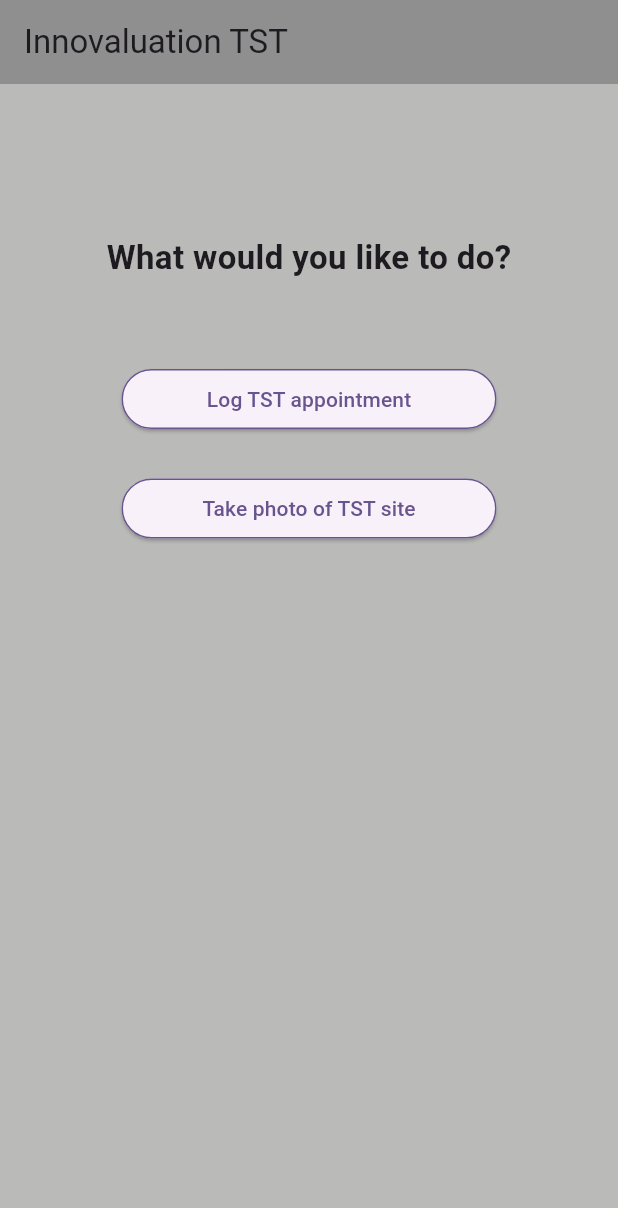
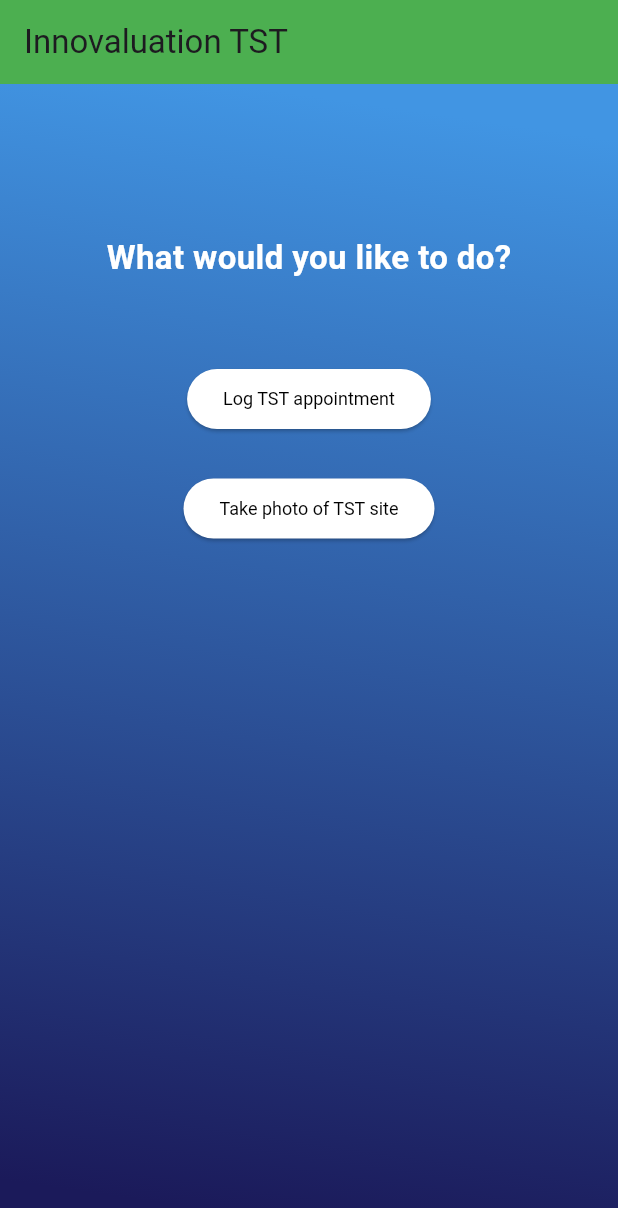
Before and after one commit to kylesmigelski/InnoValuationTST, a Flutter app: the screen it shows after launch, on a phone screen of 412 x 824 dp. Shown: the top 1208 px of the screen. Run offline on Flutter 3.47's test engine with Material 3 defaults, Android fonts, the phone set to English and light mode, and no system bars.

Commit message:
Set up some basic theme data here. Got the gradient background set in and also put in some consistant theming for things like text and button colors

```diff
--- a/innovaluation_tst_tester/lib/main.dart
+++ b/innovaluation_tst_tester/lib/main.dart
@@ -25,23 +25,28 @@
   Widget build(BuildContext context) {
     return MaterialApp(
       title: 'Innovaluation TST App',
-      theme: ThemeData.light().copyWith(
-        useMaterial3: true,
-        colorScheme: ColorScheme.fromSeed(
-          seedColor: Colors.deepPurple,
-          brightness: Brightness.light,
-          surface: const Color(0xff8f8f8f),
+      theme: ThemeData(
+        primaryColor: Colors.white60,
+        brightness: Brightness.light,
+        textTheme: Theme.of(context).textTheme.apply(
+          bodyColor: Colors.white
         ),
-        scaffoldBackgroundColor: const Color(0xffbabab8),
-      ),
-      darkTheme: ThemeData.dark().copyWith(
-          useMaterial3: true,
-          colorScheme: ColorScheme.fromSeed(
-              seedColor: Colors.deepPurple,
-              brightness: Brightness.dark,
-              surface: const Color.fromARGB(255, 42, 51, 59)
-          ),
-          scaffoldBackgroundColor: const Color.fromARGB(255, 50, 58, 60)
+        buttonTheme: const ButtonThemeData(
+          buttonColor: Colors.green,
+        ),
+          //this will make it so that the colors are consistent across each of our
+          //Figure we will be sticking with black text on a white background for
+          // most of the buttons we end up using so setting it here will keep us
+          // from having to manually write it every time
+          elevatedButtonTheme: ElevatedButtonThemeData(
+          style: ElevatedButton.styleFrom(
+            backgroundColor: Colors.white,
+            foregroundColor: Colors.black,
+            textStyle: const TextStyle(
+              fontSize: 12
+            )
+          )
+        )
       ),
       home: MainMenuView(),
     );
@@ -54,6 +59,7 @@
     return Scaffold(
       appBar: AppBar(
         title: const Text("Innovaluation TST"),
+        backgroundColor: Colors.green,
       ),
       body: const Center(
         child: Text("This is a test widget"),
--- a/innovaluation_tst_tester/lib/main_menu_screen.dart
+++ b/innovaluation_tst_tester/lib/main_menu_screen.dart
@@ -7,9 +7,11 @@ class MainMenuView extends StatelessWidget {
     return Scaffold(
       appBar: AppBar(
         title: const Text("Innovaluation TST"),
+        backgroundColor: Colors.green,
       ),
-      body: SingleChildScrollView(
-        padding: EdgeInsets.only(top: 100, left: 24, right: 24),
+      body: GradientContainer(
+        child: SingleChildScrollView(
+          padding: const EdgeInsets.only(top: 100, left: 24, right: 24),
           child: Column(
             mainAxisAlignment: MainAxisAlignment.center,
             children: [
@@ -18,31 +20,33 @@ class MainMenuView extends StatelessWidget {
                   "What would you like to do?",
                   style: TextStyle(
                       fontSize: 22,
-                  fontWeight: FontWeight.bold
+                      fontWeight: FontWeight.bold,
+                      //color: Colors.white
                   ),
                 ),
               ),
-            SizedBox(height: 55,),
+              const SizedBox(height: 55,),
               ElevatedButton(
                   onPressed: () {
                     print("Button 1 pressed");
                   },
-                style: bigButtonStyle1(context),
+                  //style: bigButtonStyle1(context),
                   //this text will obviously change but I'm leaving this in for
                   // testing purposes right now
                   child: const Text("Log TST appointment")
               ),
-            SizedBox(height: 25,),
+              const SizedBox(height: 25,),
               ElevatedButton(
                   onPressed: () {
                     print("Button 2 pressed");
                   },
-                style: bigButtonStyle1(context),
+                  //style: bigButtonStyle1(context),
                   child: const Text("Take photo of TST site")
               )
             ],
           ),
         ),
+      )
     );
   }
 
```
Also changed, not shown: innovaluation_tst_tester/lib/theme_data.dart (+35 -5 lines). Lines whose indentation alone changed are shown as unchanged.
